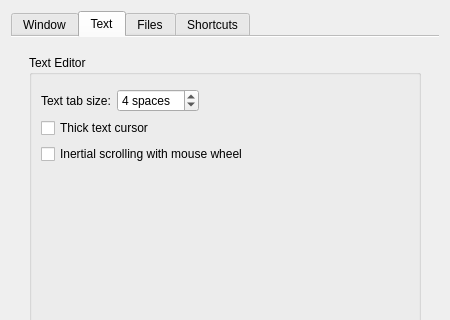
tembun/fpad, file featherpad/prefDialog.ui: the form before one commit; both pictures show x 0 to 450 and y 0 to 320 of the 450 by 530 pixel window.
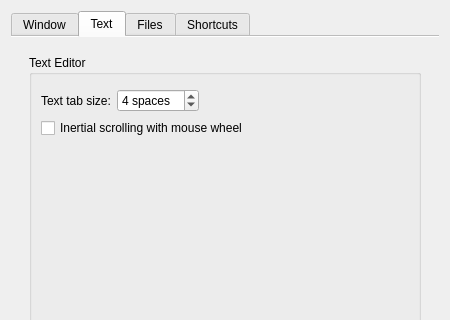
The form after the commit. The open tabs and pages were chosen to show the change. Icons and pictures are not drawn.

Commit message: remove thick cursor setting

```diff
--- a/featherpad/prefDialog.ui
+++ b/featherpad/prefDialog.ui
@@ -446,13 +446,6 @@
                 </item>
                </layout>
               </item>
-              <item>
-               <widget class="QCheckBox" name="thickCursorBox">
-                <property name="text">
-                 <string>Thick text cursor</string>
-                </property>
-               </widget>
-              </item>
               <item>
                <widget class="QCheckBox" name="inertiaBox">
                 <property name="toolTip">
```
The commit also changes 7 other files.
